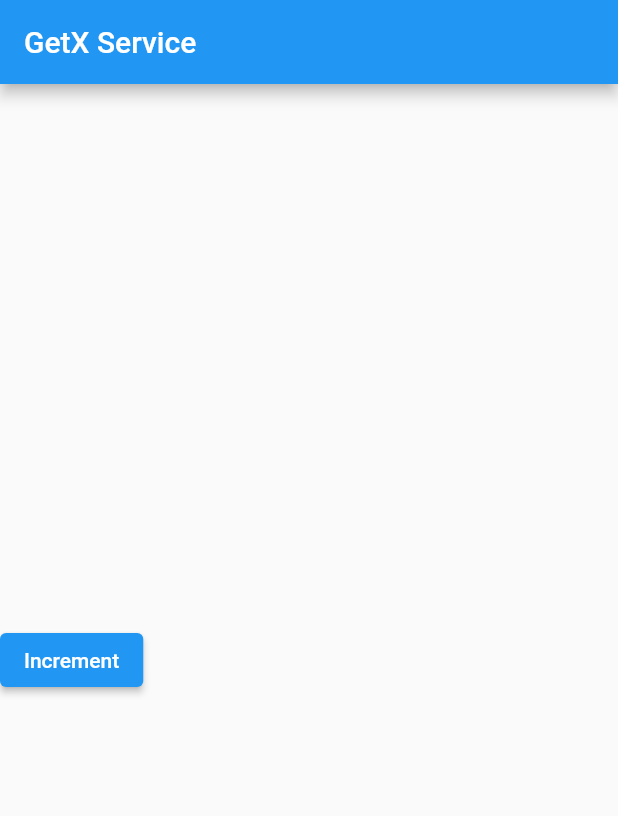
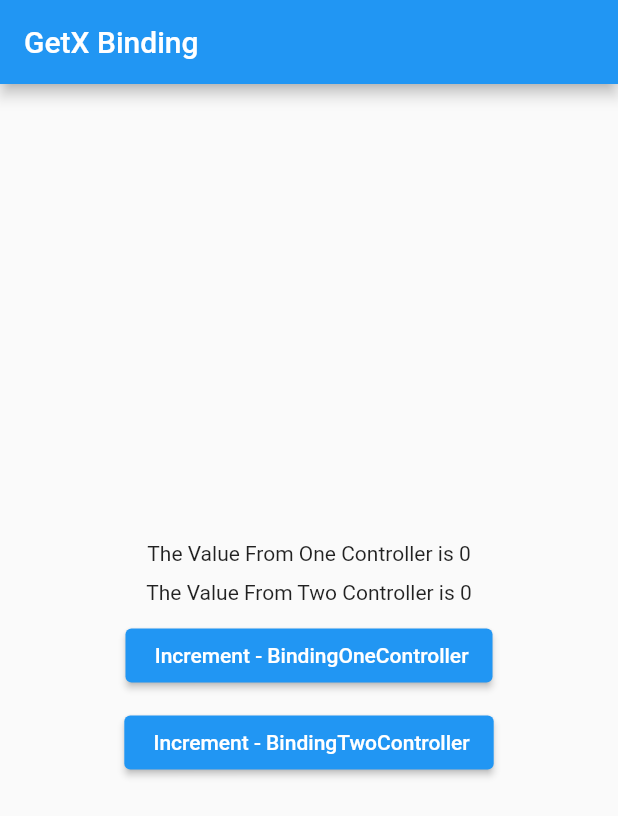
Before and after one commit to hardikcoretus/getx_demo, a Flutter app: the screen it shows after launch, on a phone screen of 412 x 824 dp. Shown: the top 816 px of the screen. Run offline on Flutter 3.47's test engine with Material 2 defaults, Android fonts, the phone set to English and light mode, and no system bars; our stand-ins replace get, shared_preferences.

Commit message:
getx binding

```diff
--- /dev/null
+++ b/lib/binding/allcontrollerbinding.dart
@@ -0,0 +1,12 @@
+import 'package:flutter_getx_demo/controller/binding_one_controller.dart';
+import 'package:flutter_getx_demo/controller/binding_two_controller.dart';
+import 'package:get/get.dart';
+
+class AllControllerBinding extends Bindings {
+  @override
+  void dependencies() {
+    // TODO: implement dependencies
+    Get.lazyPut<BindingOneController>(() => BindingOneController());
+    Get.lazyPut<BindingTwoController>(() => BindingTwoController());
+  }
+}
--- /dev/null
+++ b/lib/controller/binding_one_controller.dart
@@ -0,0 +1,9 @@
+import 'package:get/get.dart';
+
+class BindingOneController extends GetxController {
+  var count = 0.obs;
+
+  void increment() {
+    count++;
+  }
+}
--- /dev/null
+++ b/lib/controller/binding_two_controller.dart
@@ -0,0 +1,9 @@
+import 'package:get/get.dart';
+
+class BindingTwoController extends GetxController {
+  var count = 0.obs;
+
+  void increment() {
+    count++;
+  }
+}
--- /dev/null
+++ b/lib/page/getx_binding.dart
@@ -0,0 +1,54 @@
+import 'package:flutter/material.dart';
+import 'package:flutter_getx_demo/controller/binding_one_controller.dart';
+import 'package:flutter_getx_demo/controller/binding_two_controller.dart';
+import 'package:get/get.dart';
+
+class GetXBindingPage extends StatelessWidget {
+  @override
+  Widget build(BuildContext context) {
+    return Scaffold(
+      appBar: AppBar(
+        title: Text('GetX Binding'),
+      ),
+      body: Center(
+        child: Container(
+          child: Column(
+            mainAxisAlignment: MainAxisAlignment.center,
+            crossAxisAlignment: CrossAxisAlignment.center,
+            children: [
+              Obx(
+                () => Text(
+                    'The Value From One Controller is ${Get.find<BindingOneController>().count}'),
+              ),
+              const SizedBox(
+                height: 10.0,
+              ),
+              Obx(
+                () => Text(
+                    'The Value From Two Controller is ${Get.find<BindingTwoController>().count}'),
+              ),
+              const SizedBox(
+                height: 10.0,
+              ),
+              ElevatedButton(
+                onPressed: () {
+                  Get.find<BindingOneController>().increment();
+                },
+                child: Text(' Increment - BindingOneController'),
+              ),
+              const SizedBox(
+                height: 10.0,
+              ),
+              ElevatedButton(
+                onPressed: () {
+                  Get.find<BindingTwoController>().increment();
+                },
+                child: Text(' Increment - BindingTwoController'),
+              ),
+            ],
+          ),
+        ),
+      ),
+    );
+  }
+}
--- a/lib/page/main.dart
+++ b/lib/page/main.dart
@@ -1,7 +1,9 @@
 import 'dart:developer';
 
 import 'package:flutter/material.dart';
+import 'package:flutter_getx_demo/binding/allcontrollerbinding.dart';
 import 'package:flutter_getx_demo/other/messages.dart';
+import 'package:flutter_getx_demo/page/getx_binding.dart';
 
 import 'package:flutter_getx_demo/page/home.dart';
 import 'package:flutter_getx_demo/page/internationalization_page.dart';
@@ -11,7 +13,7 @@ import 'package:get/get.dart';
 import 'getx_service_page.dart';
 
 void main() async {
-  await initServices();
+  // await initServices();
   runApp(MyApp());
 }
 
@@ -28,12 +30,16 @@ class MyApp extends StatelessWidget {
   Widget build(BuildContext context) {
     return GetMaterialApp(
       translations: Messages(), // Your Translation File
+
+      //data binding initialization
+      initialBinding: AllControllerBinding(),
       fallbackLocale: Locale(
           'en', 'US'), //default local // to get device locale Get.deviceLocale
-      title: 'Go To Next Screen',
+      title: 'Binding',
       // home: getXComponent(),
       // home: InternationalizationPage(),
-      home: GetxServicePage(),
+      // home: GetxServicePage(),
+      home: GetXBindingPage(),
 
       /* For Reactive State Management */
     );
```
